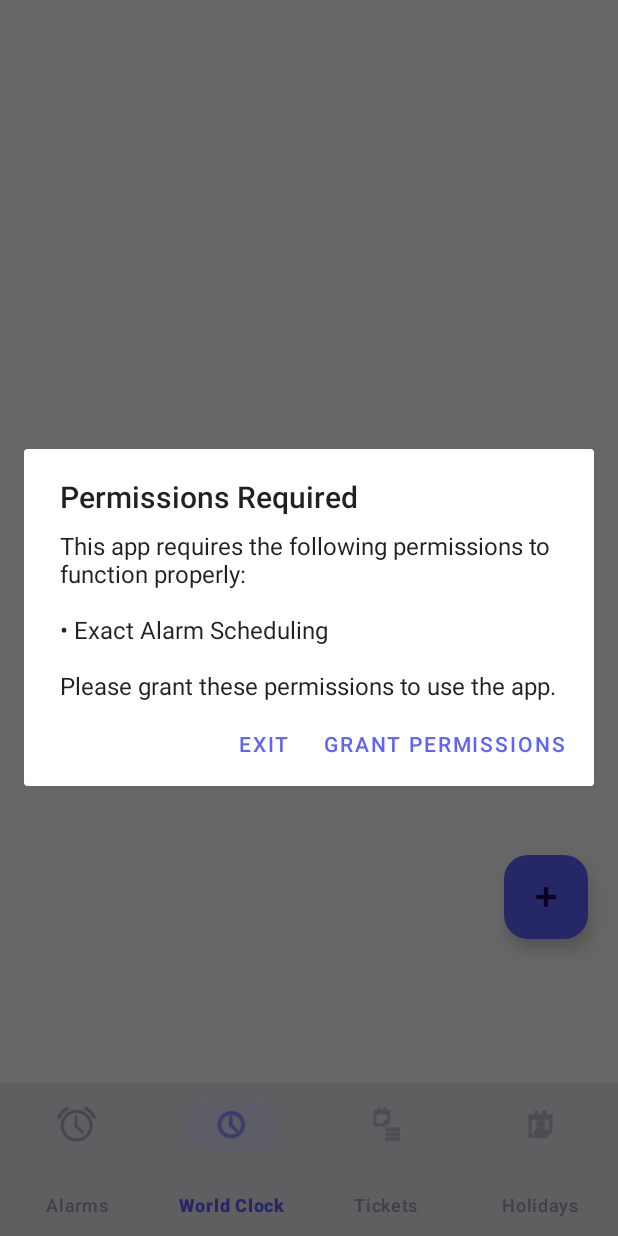
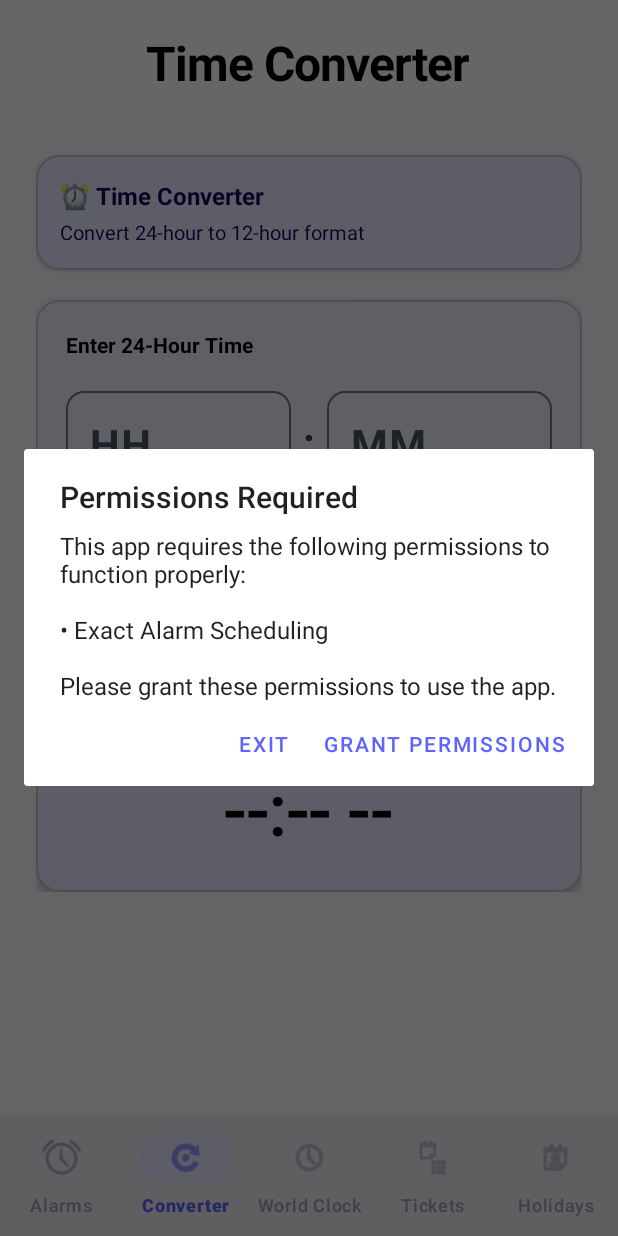
Before and after one commit to Pragadee2605/scheduler, an Android app: the screen it shows after launch (MainActivity), item 2 of the bottom bar chosen, on a phone screen of 412 x 824 dp. Run offline under Robolectric (Android 15) with nearby library versions, the phone set to English and light mode, and no system bars; our stand-ins replace Room's generated code; 2 statements that could not run were skipped.

Commit message:
bug fix and added  time converter feature

```diff
--- a/app/src/main/AndroidManifest.xml
+++ b/app/src/main/AndroidManifest.xml
@@ -34,7 +34,7 @@
         <activity
             android:name=".ui.MainActivity"
             android:exported="true"
-            android:windowSoftInputMode="adjustResize"
+            android:windowSoftInputMode="adjustPan"
             android:launchMode="singleTop"
             android:configChanges="orientation|screenSize|screenLayout|keyboardHidden">
             <intent-filter>
--- a/app/src/main/java/com/devlife/devlifeos/ui/MainActivity.kt
+++ b/app/src/main/java/com/devlife/devlifeos/ui/MainActivity.kt
@@ -204,6 +204,10 @@ class MainActivity : AppCompatActivity() {
                     loadFragment(AlarmListFragment())
                     true
                 }
+                R.id.nav_time_converter -> {
+                    loadFragment(com.devlife.devlifeos.ui.timeconverter.TimeConverterFragment())
+                    true
+                }
                 R.id.nav_world_clock -> {
                     loadFragment(com.devlife.devlifeos.ui.worldclock.WorldClockFragment())
                     true
--- a/app/src/main/res/layout/activity_main.xml
+++ b/app/src/main/res/layout/activity_main.xml
@@ -16,7 +16,7 @@
         android:id="@+id/bottomNavigation"
         style="@style/Widget.Material3.BottomNavigationView"
         android:layout_width="match_parent"
-        android:layout_height="102dp"
+        android:layout_height="wrap_content"
         android:layout_gravity="bottom"
         app:itemIconSize="26dp"
         app:itemIconTint="@color/bottom_nav_color"
--- a/app/src/main/res/layout/fragment_alarm_list.xml
+++ b/app/src/main/res/layout/fragment_alarm_list.xml
@@ -56,6 +56,7 @@
                 android:visibility="gone"
                 tools:text="Next alarm in 7 hours 21 minutes"
                 tools:visibility="visible" />
+
 
         </LinearLayout>
 
--- /dev/null
+++ b/app/src/main/res/layout/fragment_time_converter.xml
@@ -0,0 +1,286 @@
+<?xml version="1.0" encoding="utf-8"?>
+<androidx.coordinatorlayout.widget.CoordinatorLayout xmlns:android="http://schemas.android.com/apk/res/android"
+    xmlns:app="http://schemas.android.com/apk/res-auto"
+    xmlns:tools="http://schemas.android.com/tools"
+    android:layout_width="match_parent"
+    android:layout_height="match_parent"
+    android:background="@color/md_theme_light_background">
+
+    <!-- Header Section -->
+    <com.google.android.material.appbar.AppBarLayout
+        android:id="@+id/appBarLayout"
+        android:layout_width="match_parent"
+        android:layout_height="wrap_content"
+        android:background="?attr/colorSurface"
+        android:elevation="0dp"
+        app:elevation="0dp">
+
+        <LinearLayout
+            android:layout_width="match_parent"
+            android:layout_height="wrap_content"
+            android:orientation="vertical"
+            android:paddingStart="24dp"
+            android:paddingTop="20dp"
+            android:paddingEnd="24dp"
+            android:paddingBottom="16dp">
+
+            <TextView
+                android:layout_width="wrap_content"
+                android:layout_height="wrap_content"
+                android:layout_gravity="center"
+                android:text="Time Converter"
+                android:textColor="?attr/colorOnSurface"
+                android:textSize="32sp"
+                android:textStyle="bold"
+                android:letterSpacing="-0.02" />
+
+
+        </LinearLayout>
+
+    </com.google.android.material.appbar.AppBarLayout>
+
+    <androidx.core.widget.NestedScrollView
+        android:layout_width="match_parent"
+        android:layout_height="match_parent"
+        android:fillViewport="false"
+        app:layout_behavior="@string/appbar_scrolling_view_behavior">
+
+        <LinearLayout
+            android:layout_width="match_parent"
+            android:layout_height="wrap_content"
+            android:orientation="vertical"
+            android:padding="24dp">
+
+            <!-- Description Card -->
+            <com.google.android.material.card.MaterialCardView
+                android:layout_width="match_parent"
+                android:layout_height="wrap_content"
+                app:cardBackgroundColor="?attr/colorPrimaryContainer"
+                app:cardCornerRadius="16dp"
+                app:cardElevation="2dp">
+
+                <LinearLayout
+                    android:layout_width="match_parent"
+                    android:layout_height="wrap_content"
+                    android:orientation="vertical"
+                    android:padding="16dp">
+
+                    <TextView
+                        android:layout_width="wrap_content"
+                        android:layout_height="wrap_content"
+                        android:text="⏰ Time Converter"
+                        android:textColor="?attr/colorOnPrimaryContainer"
+                        android:textSize="16sp"
+                        android:textStyle="bold" />
+
+                    <TextView
+                        android:layout_width="wrap_content"
+                        android:layout_height="wrap_content"
+                        android:layout_marginTop="4dp"
+                        android:text="Convert 24-hour to 12-hour format"
+                        android:textColor="?attr/colorOnPrimaryContainer"
+                        android:textSize="13sp" />
+
+                </LinearLayout>
+
+            </com.google.android.material.card.MaterialCardView>
+
+            <!-- Input Section -->
+            <com.google.android.material.card.MaterialCardView
+                android:layout_width="match_parent"
+                android:layout_height="wrap_content"
+                android:layout_marginTop="20dp"
+                app:cardCornerRadius="16dp"
+                app:cardElevation="4dp">
+
+                <LinearLayout
+                    android:layout_width="match_parent"
+                    android:layout_height="wrap_content"
+                    android:orientation="vertical"
+                    android:padding="20dp">
+
+                    <TextView
+                        android:layout_width="wrap_content"
+                        android:layout_height="wrap_content"
+                        android:text="Enter 24-Hour Time"
+                        android:textColor="?attr/colorOnSurface"
+                        android:textSize="14sp"
+                        android:textStyle="bold" />
+
+                    <!-- Hour and Minute Input -->
+                    <LinearLayout
+                        android:layout_width="match_parent"
+                        android:layout_height="wrap_content"
+                        android:layout_marginTop="16dp"
+                        android:gravity="center"
+                        android:orientation="horizontal">
+
+                        <!-- Hour Input -->
+                        <com.google.android.material.textfield.TextInputLayout
+                            style="@style/Widget.Material3.TextInputLayout.OutlinedBox"
+                            android:layout_width="0dp"
+                            android:layout_height="wrap_content"
+                            android:layout_weight="1"
+                            android:hint="HH"
+                            app:boxCornerRadiusBottomEnd="12dp"
+                            app:boxCornerRadiusBottomStart="12dp"
+                            app:boxCornerRadiusTopEnd="12dp"
+                            app:boxCornerRadiusTopStart="12dp">
+
+                            <com.google.android.material.textfield.TextInputEditText
+                                android:id="@+id/etHour24"
+                                android:layout_width="match_parent"
+                                android:layout_height="wrap_content"
+                                android:inputType="number"
+                                android:maxLength="2"
+                                android:textAlignment="center"
+                                android:textSize="28sp"
+                                android:textStyle="bold" />
+
+                        </com.google.android.material.textfield.TextInputLayout>
+
+                        <!-- Colon -->
+                        <TextView
+                            android:layout_width="wrap_content"
+                            android:layout_height="wrap_content"
+                            android:layout_marginStart="8dp"
+                            android:layout_marginEnd="8dp"
+                            android:text=":"
+                            android:textSize="28sp"
+                            android:textStyle="bold" />
+
+                        <!-- Minute Input -->
+                        <com.google.android.material.textfield.TextInputLayout
+                            style="@style/Widget.Material3.TextInputLayout.OutlinedBox"
+                            android:layout_width="0dp"
+                            android:layout_height="wrap_content"
+                            android:layout_weight="1"
+                            android:hint="MM"
+                            app:boxCornerRadiusBottomEnd="12dp"
+                            app:boxCornerRadiusBottomStart="12dp"
+                            app:boxCornerRadiusTopEnd="12dp"
+                            app:boxCornerRadiusTopStart="12dp">
+
+                            <com.google.android.material.textfield.TextInputEditText
+                                android:id="@+id/etMinute"
+                                android:layout_width="match_parent"
+                                android:layout_height="wrap_content"
+                                android:inputType="number"
+                                android:maxLength="2"
+                                android:textAlignment="center"
+                                android:textSize="28sp"
+                                android:textStyle="bold" />
+
+                        </com.google.android.material.textfield.TextInputLayout>
+
+                    </LinearLayout>
+
+                    <!-- Action Buttons -->
+                    <LinearLayout
+                        android:layout_width="match_parent"
+                        android:layout_height="wrap_content"
+                        android:layout_marginTop="20dp"
+                        android:orientation="horizontal">
+
+                        <com.google.android.material.button.MaterialButton
+                            android:id="@+id/btnConvert"
+                            android:layout_width="0dp"
+                            android:layout_height="wrap_content"
+                            android:layout_marginEnd="8dp"
+                            android:layout_weight="1"
+                            android:paddingVertical="14dp"
+                            android:text="Convert"
+                            android:textSize="15sp"
+                            app:cornerRadius="12dp"
+                            app:icon="@android:drawable/ic_menu_rotate" />
+
+                        <com.google.android.material.button.MaterialButton
+                            android:id="@+id/btnClear"
+                            style="@style/Widget.Material3.Button.OutlinedButton"
+                            android:layout_width="0dp"
+                            android:layout_height="wrap_content"
+                            android:layout_marginStart="8dp"
+                            android:layout_weight="1"
+                            android:paddingVertical="14dp"
+                            android:text="Clear"
+                            android:textSize="15sp"
+                            app:cornerRadius="12dp"
+                            app:icon="@android:drawable/ic_menu_close_clear_cancel" />
+
+                    </LinearLayout>
+
+                </LinearLayout>
+
+            </com.google.android.material.card.MaterialCardView>
+
+            <!-- Result Section -->
+            <com.google.android.material.card.MaterialCardView
+                android:id="@+id/cardResult"
+                android:layout_width="match_parent"
+                android:layout_height="wrap_content"
+                android:layout_marginTop="20dp"
+                app:cardBackgroundColor="?attr/colorPrimaryContainer"
+                app:cardCornerRadius="16dp"
+                app:cardElevation="4dp">
+
+                <LinearLayout
+                    android:layout_width="match_parent"
+                    android:layout_height="wrap_content"
+                    android:gravity="center"
+                    android:orientation="vertical"
+                    android:padding="24dp">
+
+                    <TextView
+                        android:layout_width="wrap_content"
+                        android:layout_height="wrap_content"
+                        android:text="📤 12-Hour Format"
+                        android:textColor="?attr/colorOnPrimaryContainer"
+                        android:textSize="14sp"
+                        android:textStyle="bold" />
+
+                    <TextView
+                        android:id="@+id/tvResult12Hour"
+                        android:layout_width="wrap_content"
+                        android:layout_height="wrap_content"
+                        android:layout_marginTop="12dp"
+                        android:fontFamily="sans-serif-light"
+                        android:letterSpacing="-0.02"
+                        android:text="--:-- --"
+                        android:textColor="@color/black"
+                        android:textSize="48sp"
+                        android:textStyle="bold" />
+
+                    <!-- Explanation Card -->
+                    <com.google.android.material.card.MaterialCardView
+                        android:id="@+id/cardExplanation"
+                        android:layout_width="match_parent"
+                        android:layout_height="wrap_content"
+                        android:layout_marginTop="16dp"
+                        android:visibility="gone"
+                        app:cardBackgroundColor="@android:color/white"
+                        app:cardCornerRadius="12dp"
+                        app:cardElevation="1dp">
+
+                        <TextView
+                            android:id="@+id/tvResultExplanation"
+                            android:layout_width="match_parent"
+                            android:layout_height="wrap_content"
+                            android:fontFamily="monospace"
+                            android:padding="12dp"
+                            android:text="Enter time to see conversion"
+                            android:textColor="@android:color/black"
+                            android:textSize="12sp"
+                            android:lineSpacingExtra="2dp" />
+
+                    </com.google.android.material.card.MaterialCardView>
+
+                </LinearLayout>
+
+            </com.google.android.material.card.MaterialCardView>
+
+
+        </LinearLayout>
+
+    </androidx.core.widget.NestedScrollView>
+
+</androidx.coordinatorlayout.widget.CoordinatorLayout>
--- a/app/src/main/res/menu/bottom_navigation_menu.xml
+++ b/app/src/main/res/menu/bottom_navigation_menu.xml
@@ -4,6 +4,10 @@
         android:id="@+id/nav_alarms"
         android:icon="@android:drawable/ic_lock_idle_alarm"
         android:title="@string/alarms" />
+    <item
+        android:id="@+id/nav_time_converter"
+        android:icon="@android:drawable/ic_menu_rotate"
+        android:title="Converter" />
     <item
         android:id="@+id/nav_world_clock"
         android:icon="@android:drawable/ic_menu_recent_history"
```
Also changed, not shown: app/src/main/java/com/devlife/devlifeos/ui/timeconverter/TimeConverterFragment.kt (added, +156 -0 lines), app/src/main/java/com/devlife/devlifeos/util/TimeFormatUtil.kt (added, +52 -0 lines).
